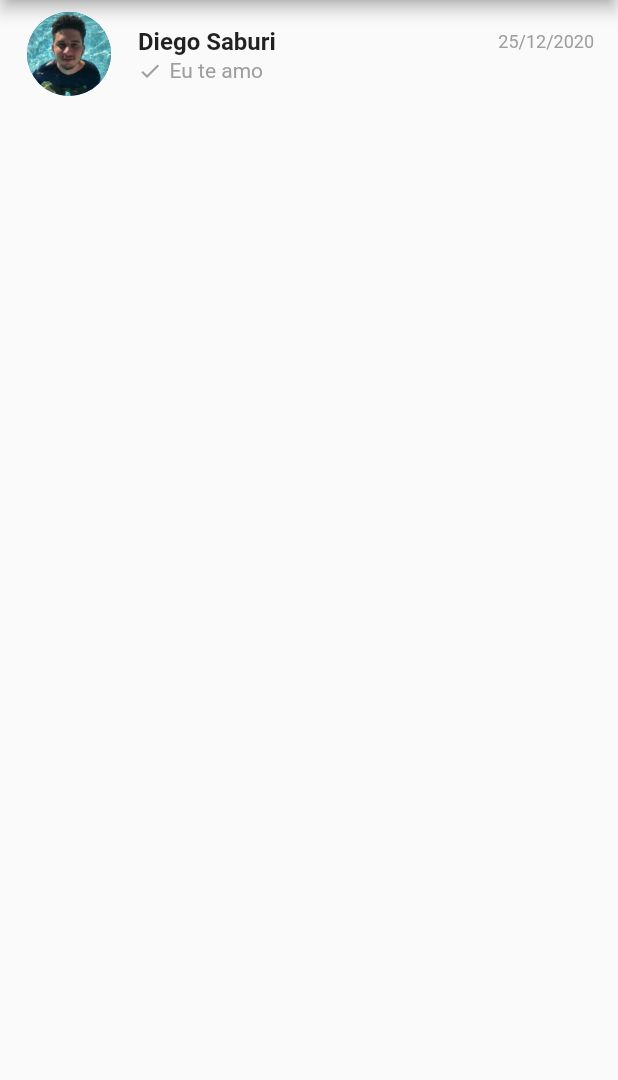
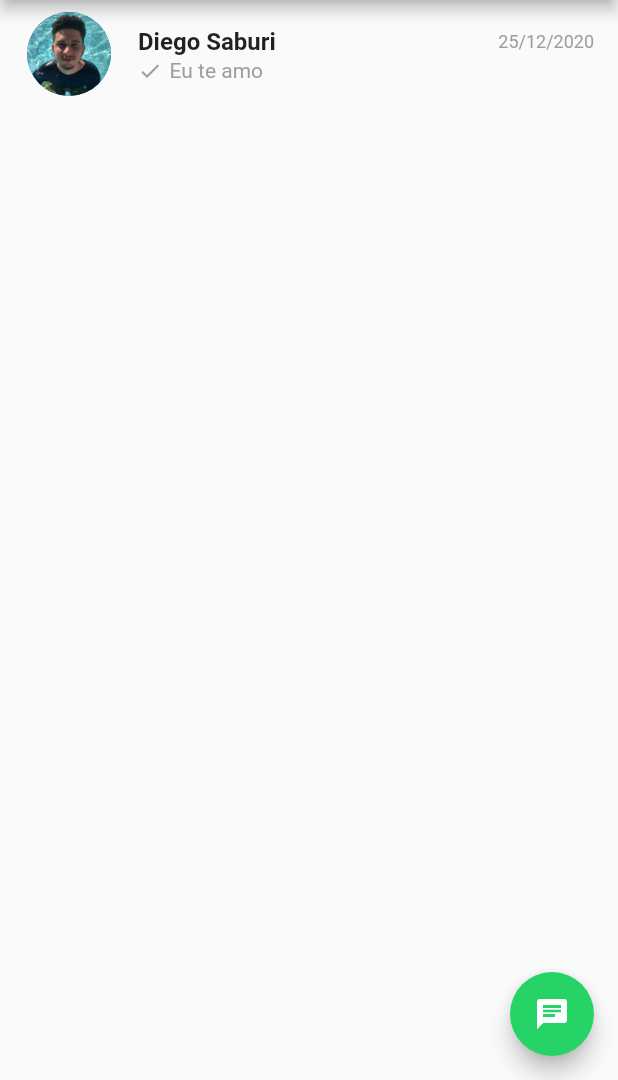
Before and after one commit to playerash/WhatsAppClone, a Flutter app: the screen it shows after launch, on a phone screen of 412 x 824 dp, the part 156-1236 px from its top. Run offline on Flutter 3.47's test engine with Material 2 defaults, Android fonts, the phone set to English and light mode, and no system bars; our stand-ins replace camera.

Commit message:
botão floating de conversas adicionado

```diff
--- a/lib/main.dart
+++ b/lib/main.dart
@@ -13,7 +13,7 @@ Future<Null> main() async {
       theme: ThemeData(
         brightness: Brightness.light,
         primaryColor: Color(0xFF075E54),
-        buttonColor: Color(0xFF25D366)
+        floatingActionButtonTheme: FloatingActionButtonThemeData(backgroundColor: Color(0xFF25D366))
       ),
       darkTheme: ThemeData(brightness: Brightness.dark),
       //themeMode: ThemeMode.dark,
--- a/lib/screens/conversascreen.dart
+++ b/lib/screens/conversascreen.dart
@@ -58,7 +58,15 @@ class _ConversaScreenState extends State<ConversaScreen> {
           },
         ),
       ),
-
+      floatingActionButton: FloatingActionButton(
+        child: IconButton(
+          onPressed: (){},
+          color: Colors.white,
+          icon: Icon(Icons.chat),
+        ),
+        //backgroundColor: Colors.green,
+        onPressed: () {},
+      ),
     );
   }
 }
```
